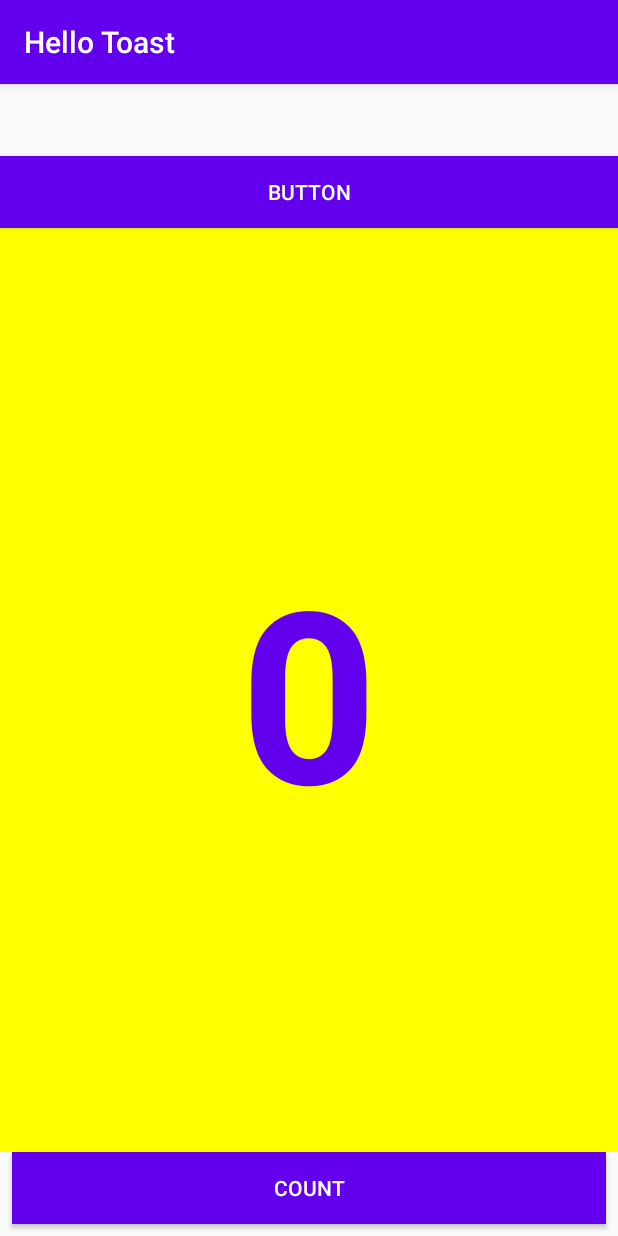
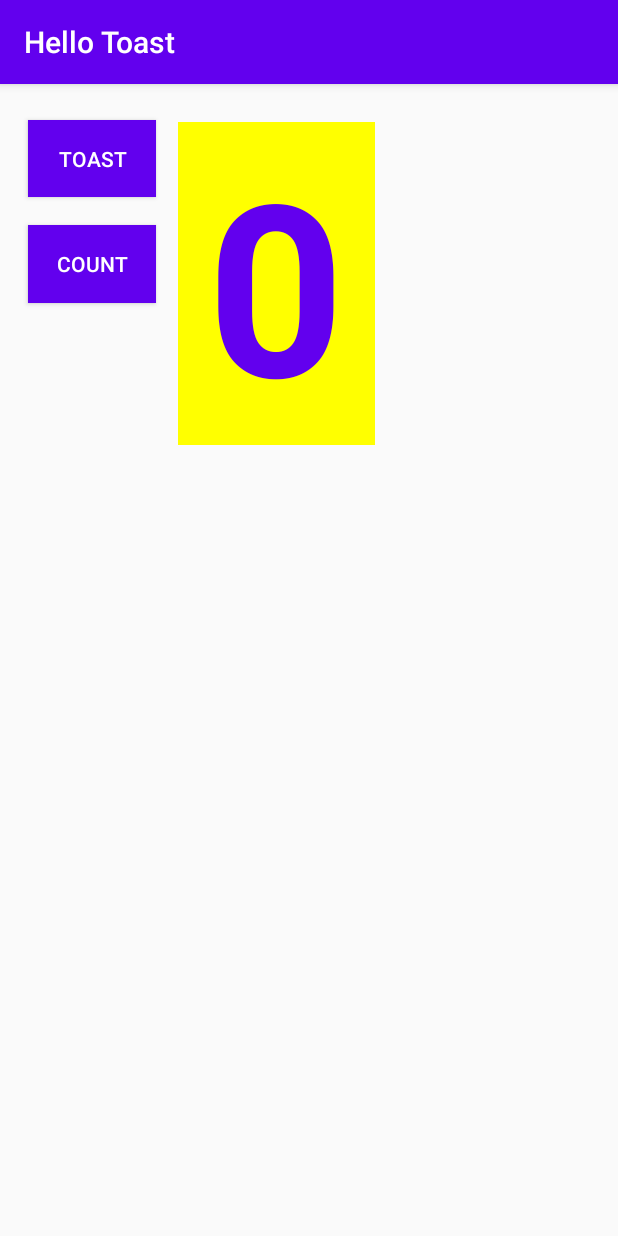
Before and after one commit to Arthur12597/Hello-Toast, an Android app: the screen it shows after launch (MainActivity), on a phone screen of 412 x 824 dp. Run offline under Robolectric (Android 15) with nearby library versions, the phone set to English and light mode, and no system bars.

Commit message:
hello toast

```diff
--- a/app/src/main/res/layout/activity_main.xml
+++ b/app/src/main/res/layout/activity_main.xml
@@ -8,52 +8,64 @@
 
     <Button
         android:id="@+id/button_toast"
-        android:layout_width="0dp"
-        android:layout_height="wrap_content"
+        android:layout_width="85dp"
+        android:layout_height="51dp"
+        android:layout_marginStart="8dp"
+        android:layout_marginLeft="8dp"
+        android:layout_marginTop="8dp"
         android:background="@color/colorPrimary"
-        android:text="Button"
+        android:onClick="showToast"
+        android:text="TOAST"
         android:textColor="@android:color/white"
         app:layout_constraintBottom_toBottomOf="parent"
         app:layout_constraintEnd_toEndOf="parent"
-        app:layout_constraintHorizontal_bias="0.0"
+        app:layout_constraintHorizontal_bias="0.034"
         app:layout_constraintStart_toStartOf="parent"
         app:layout_constraintTop_toTopOf="parent"
-        app:layout_constraintVertical_bias="0.067"
-        tools:text="@string/button_label_toast"
-        android:onClick="showToast" />
+        app:layout_constraintVertical_bias="0.023"
+        tools:text="@string/button_label_toast" />
 
     <TextView
         android:id="@+id/show_count"
-        android:layout_width="0dp"
-        android:layout_height="0dp"
+        android:layout_width="131dp"
+        android:layout_height="215dp"
+
+        android:layout_marginStart="8dp"
+        android:layout_marginLeft="8dp"
+        android:layout_marginTop="8dp"
+        android:layout_marginEnd="8dp"
+        android:layout_marginRight="8dp"
+        android:layout_marginBottom="8dp"
         android:background="#FFFF00"
         android:gravity="center_vertical"
-
         android:text="@string/count_initial_value"
+        android:textAlignment="center"
         android:textColor="@color/colorPrimary"
         android:textSize="160sp"
         android:textStyle="bold"
-        android:textAlignment="center"
-        app:layout_constraintBottom_toTopOf="@+id/button_count"
+        app:layout_constraintBottom_toBottomOf="parent"
         app:layout_constraintEnd_toEndOf="parent"
-        app:layout_constraintHorizontal_bias="1.0"
-        app:layout_constraintStart_toStartOf="parent"
-        app:layout_constraintTop_toBottomOf="@+id/button_toast"
-        app:layout_constraintVertical_bias="0.0" />
+        app:layout_constraintHorizontal_bias="0.043"
+        app:layout_constraintStart_toEndOf="@+id/button_toast"
+        app:layout_constraintTop_toTopOf="parent"
+        app:layout_constraintVertical_bias="0.032" />
 
     <Button
         android:id="@+id/button_count"
-        android:layout_width="0dp"
-        android:layout_height="wrap_content"
+        android:layout_width="85dp"
+        android:layout_height="52dp"
+        android:layout_marginStart="8dp"
+        android:layout_marginLeft="8dp"
         android:layout_marginBottom="8dp"
-        android:layout_marginEnd="8dp"
-        android:layout_marginStart="8dp"
         android:background="@color/colorPrimary"
         android:onClick="countUp"
         android:text="@string/button_label_count"
         android:textColor="@android:color/white"
         app:layout_constraintBottom_toBottomOf="parent"
-        app:layout_constraintEnd_toEndOf="parent"
-        app:layout_constraintStart_toStartOf="parent" />
+        app:layout_constraintEnd_toStartOf="@+id/show_count"
+        app:layout_constraintHorizontal_bias="0.423"
+        app:layout_constraintStart_toStartOf="parent"
+        app:layout_constraintTop_toBottomOf="@+id/button_toast"
+        app:layout_constraintVertical_bias="0.03" />
 
 </androidx.constraintlayout.widget.ConstraintLayout>
--- a/app/src/main/res/values/strings.xml
+++ b/app/src/main/res/values/strings.xml
@@ -3,5 +3,5 @@
     <string name="button_label_toast">Toast</string>
     <string name="button_label_count">Count</string>
     <string name="count_initial_value">0</string>
-    <string name="toast_message">Hello Toast!</string>
+    <string name="toast_message">[Yeo Siew Ting][WMD1911209]!</string>
 </resources>
```
